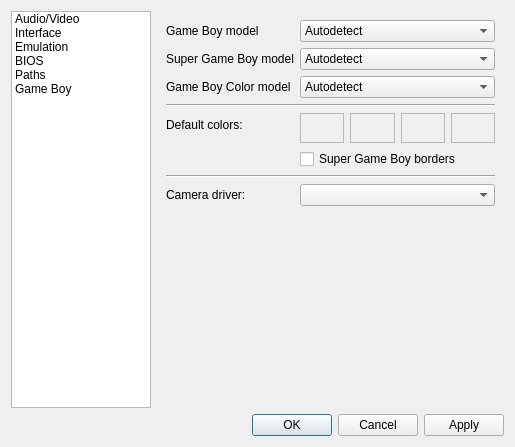
Qt form Libretro/mgba/src/platform/qt/SettingsView.ui (kiddreads/Avalon-copy2) before a commit.
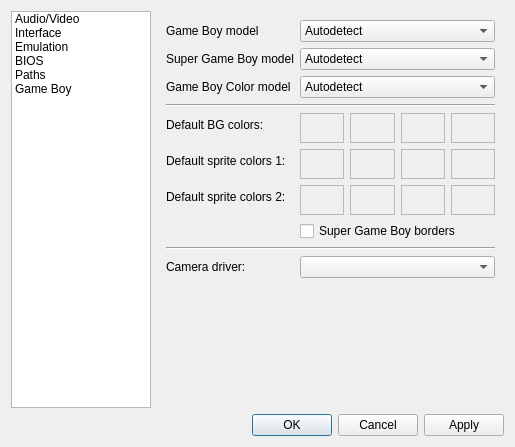
The same form after that commit. The open tabs and pages were chosen to show the change.

The edit to the form file:
```diff
--- a/Libretro/mgba/src/platform/qt/SettingsView.ui
+++ b/Libretro/mgba/src/platform/qt/SettingsView.ui
@@ -1170,10 +1170,17 @@
          </item>
         </widget>
        </item>
+       <item row="3" column="0" colspan="2">
+        <widget class="Line" name="line_12">
+         <property name="orientation">
+          <enum>Qt::Horizontal</enum>
+         </property>
+        </widget>
+       </item>
        <item row="4" column="0">
         <widget class="QLabel" name="label_28">
          <property name="text">
-          <string>Default colors:</string>
+          <string>Default BG colors:</string>
          </property>
         </widget>
        </item>
@@ -1258,27 +1265,107 @@
         </layout>
        </item>
        <item row="5" column="1">
+        <layout class="QHBoxLayout" name="horizontalLayout_15">
+         <item>
+          <widget class="QFrame" name="color4">
+           <property name="minimumSize">
+            <size>
+             <width>30</width>
+             <height>30</height>
+            </size>
+           </property>
+           <property name="autoFillBackground">
+            <bool>true</bool>
+           </property>
+           <property name="frameShape">
+            <enum>QFrame::StyledPanel</enum>
+           </property>
+           <property name="frameShadow">
+            <enum>QFrame::Raised</enum>
+           </property>
+          </widget>
+         </item>
+         <item>
+          <widget class="QFrame" name="color5">
+           <property name="minimumSize">
+            <size>
+             <width>30</width>
+             <height>30</height>
+            </size>
+           </property>
+           <property name="autoFillBackground">
+            <bool>true</bool>
+           </property>
+           <property name="frameShape">
+            <enum>QFrame::StyledPanel</enum>
+           </property>
+           <property name="frameShadow">
+            <enum>QFrame::Raised</enum>
+           </property>
+          </widget>
+         </item>
+         <item>
+          <widget class="QFrame" name="color6">
+           <property name="minimumSize">
+            <size>
+             <width>30</width>
+             <height>30</height>
+            </size>
+           </property>
+           <property name="autoFillBackground">
+            <bool>true</bool>
+           </property>
+           <property name="frameShape">
+            <enum>QFrame::StyledPanel</enum>
+           </property>
+           <property name="frameShadow">
+            <enum>QFrame::Raised</enum>
+           </property>
+          </widget>
+         </item>
+         <item>
+          <widget class="QFrame" name="color7">
+           <property name="minimumSize">
+            <size>
+             <width>30</width>
+             <height>30</height>
+            </size>
+           </property>
+           <property name="autoFillBackground">
+            <bool>true</bool>
+           </property>
+           <property name="frameShape">
+            <enum>QFrame::StyledPanel</enum>
+           </property>
+           <property name="frameShadow">
+            <enum>QFrame::Raised</enum>
+           </property>
+          </widget>
+         </item>
+        </layout>
+       </item>
+       <item row="7" column="1">
         <widget class="QCheckBox" name="sgbBorders">
          <property name="text">
           <string>Super Game Boy borders</string>
          </property>
         </widget>
        </item>
-       <item row="6" column="0" colspan="2">
+       <item row="8" column="0" colspan="2">
         <widget class="Line" name="line_11">
          <property name="orientation">
           <enum>Qt::Horizontal</enum>
          </property>
         </widget>
        </item>
-       <item row="7" column="0">
+       <item row="9" column="0">
         <widget class="QLabel" name="label_27">
          <property name="text">
           <string>Camera driver:</string>
          </property>
         </widget>
        </item>
-       <item row="7" column="1">
+       <item row="9" column="1">
         <widget class="QComboBox" name="cameraDriver">
          <property name="sizePolicy">
           <sizepolicy hsizetype="Expanding" vsizetype="Fixed">
@@ -1288,10 +1375,97 @@
          </property>
         </widget>
        </item>
-       <item row="3" column="0" colspan="2">
-        <widget class="Line" name="line_12">
-         <property name="orientation">
-          <enum>Qt::Horizontal</enum>
+       <item row="6" column="1">
+        <layout class="QHBoxLayout" name="horizontalLayout_37">
+         <item>
+          <widget class="QFrame" name="color8">
+           <property name="minimumSize">
+            <size>
+             <width>30</width>
+             <height>30</height>
+            </size>
+           </property>
+           <property name="autoFillBackground">
+            <bool>true</bool>
+           </property>
+           <property name="frameShape">
+            <enum>QFrame::StyledPanel</enum>
+           </property>
+           <property name="frameShadow">
+            <enum>QFrame::Raised</enum>
+           </property>
+          </widget>
+         </item>
+         <item>
+          <widget class="QFrame" name="color9">
+           <property name="minimumSize">
+            <size>
+             <width>30</width>
+             <height>30</height>
+            </size>
+           </property>
+           <property name="autoFillBackground">
+            <bool>true</bool>
+           </property>
+           <property name="frameShape">
+            <enum>QFrame::StyledPanel</enum>
+           </property>
+           <property name="frameShadow">
+            <enum>QFrame::Raised</enum>
+           </property>
+          </widget>
+         </item>
+         <item>
+          <widget class="QFrame" name="color10">
+           <property name="minimumSize">
+            <size>
+             <width>30</width>
+             <height>30</height>
+            </size>
+           </property>
+           <property name="autoFillBackground">
+            <bool>true</bool>
+           </property>
+           <property name="frameShape">
+            <enum>QFrame::StyledPanel</enum>
+           </property>
+           <property name="frameShadow">
+            <enum>QFrame::Raised</enum>
+           </property>
+          </widget>
+         </item>
+         <item>
+          <widget class="QFrame" name="color11">
+           <property name="minimumSize">
+            <size>
+             <width>30</width>
+             <height>30</height>
+            </size>
+           </property>
+           <property name="autoFillBackground">
+            <bool>true</bool>
+           </property>
+           <property name="frameShape">
+            <enum>QFrame::StyledPanel</enum>
+           </property>
+           <property name="frameShadow">
+            <enum>QFrame::Raised</enum>
+           </property>
+          </widget>
+         </item>
+        </layout>
+       </item>
+       <item row="5" column="0">
+        <widget class="QLabel" name="label_69">
+         <property name="text">
+          <string>Default sprite colors 1:</string>
+         </property>
+        </widget>
+       </item>
+       <item row="6" column="0">
+        <widget class="QLabel" name="label_70">
+         <property name="text">
+          <string>Default sprite colors 2:</string>
          </property>
         </widget>
        </item>
```
